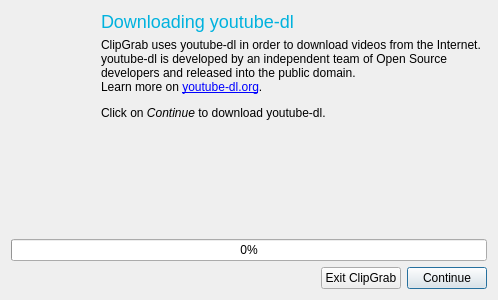
First picture: the form in src/ui/helper_downloader.ui, repository hayguen/clipgrab, before the edit.
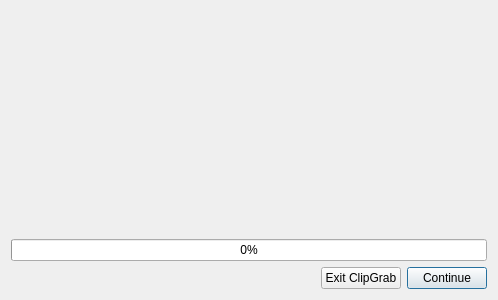
Second picture: the form after the edit. Icons and pictures are not drawn.

Commit message: added checking/downloading of FFmpeg (static) build

Patch:
```diff
--- a/src/ui/helper_downloader.ui
+++ b/src/ui/helper_downloader.ui
@@ -82,7 +82,7 @@
       <item row="1" column="2">
        <widget class="QLabel" name="labelInfoText">
         <property name="text">
-         <string>&lt;p&gt;ClipGrab uses youtube-dl in order to download videos from the Internet. youtube-dl is developed by an independent team of Open Source developers and released into the public domain.&lt;br&gt;Learn more on &lt;a href=&quot;https://youtube-dl.org&quot;&gt;youtube-dl.org&lt;/a&gt;.&lt;/p&gt;&lt;p&gt;Click on &lt;em&gt;Continue&lt;/em&gt; to download youtube-dl.&lt;/p&gt;</string>
+         <string></string>
         </property>
         <property name="wordWrap">
          <bool>true</bool>
@@ -96,7 +96,7 @@
 font-size: 18px;</string>
         </property>
         <property name="text">
-         <string>Downloading youtube-dl</string>
+         <string></string>
         </property>
        </widget>
       </item>
```
The commit also changes 10 other files.
